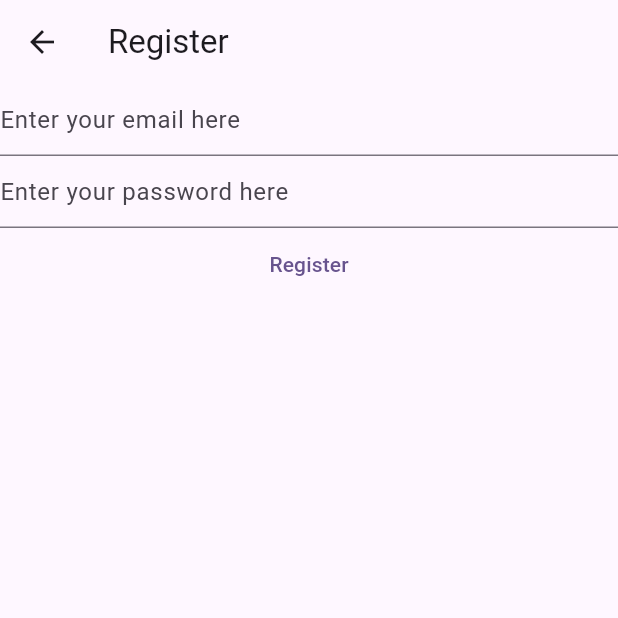
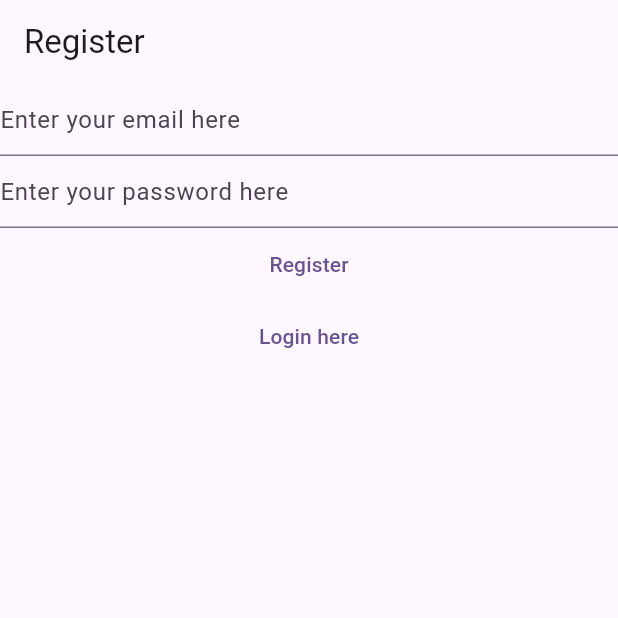
Before and after one commit to NealKimchi/mynotes, a Flutter app: the RegisterView screen opened directly, on a phone screen of 412 x 824 dp, the top half of it. Run offline on Flutter 3.47's test engine with Material 2 defaults, Android fonts, the phone set to English and light mode, and no system bars; our stand-ins replace firebase_auth, firebase_core; accounts and stored records are empty.

Commit message:
Added navigation between the different views

```diff
--- a/lib/views/register_view.dart
+++ b/lib/views/register_view.dart
@@ -1,10 +1,7 @@
 
 import 'package:firebase_auth/firebase_auth.dart';
-import 'package:firebase_core/firebase_core.dart';
 import 'package:flutter/cupertino.dart';
 import 'package:flutter/material.dart';
-
-import '../firebase_options.dart';
 
 class RegisterView extends StatefulWidget {
   const RegisterView({super.key});
@@ -33,19 +30,9 @@ class _RegisterViewState extends State<RegisterView> {
 
   @override
   Widget build(BuildContext context) {
-
     return Scaffold(
-      appBar: AppBar(
-        title: const Text('Register'),
-      ),
-      body: FutureBuilder(
-        future: Firebase.initializeApp(
-          options: DefaultFirebaseOptions.currentPlatform,
-        ),
-        builder: (context, snapshot) {
-          switch (snapshot.connectionState){
-            case ConnectionState.done:
-              return Column(
+      appBar: AppBar(title: const Text('Register'),),
+      body: Column(
         children: [
           TextField(
             controller: _email,
@@ -90,14 +77,14 @@ class _RegisterViewState extends State<RegisterView> {
             },
             child: const Text('Register'),
           ),
+          TextButton(
+            onPressed: (){
+              Navigator.of(context).pushNamedAndRemoveUntil('/login/', (route) => false);
+            },
+            child: const Text('Login here')
+          )
         ],
-              );
-              default:
-              return const Text('Loading...');
-          }
-
-        },
-      )
+      ),
     );
   }
 }
```
Also changed, not shown: lib/main.dart (+18 -12 lines), lib/views/login_view.dart (+11 -21 lines), lib/views/verify_email_view.dart (added, +31 -0 lines). Lines whose indentation alone changed are shown as unchanged.
